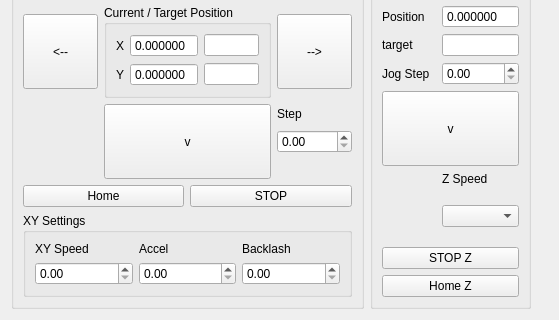
Old version of the form asi_stage_control.ui in the repository ScopeFoundry/HW_asi_stage; both pictures show x 0 to 559 and y 153 to 473 of the 559 by 473 pixel window.
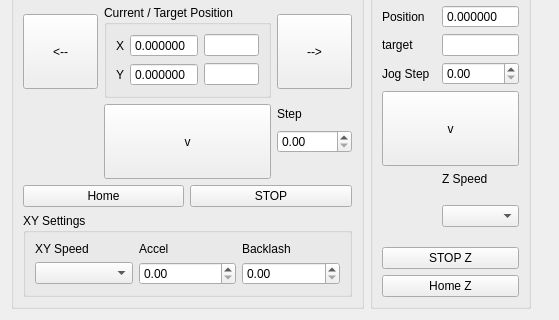
New version of the form.

Commit message: [asi_stage_ui] added xy speed combobox

Patch:
```diff
--- a/asi_stage_control.ui
+++ b/asi_stage_control.ui
@@ -122,15 +122,15 @@
            </property>
           </widget>
          </item>
-         <item row="1" column="0">
-          <widget class="QDoubleSpinBox" name="speed_xy_doubleSpinBox"/>
-         </item>
          <item row="1" column="1">
           <widget class="QDoubleSpinBox" name="acc_xy_doubleSpinBox"/>
          </item>
          <item row="1" column="2">
           <widget class="QDoubleSpinBox" name="backlash_xy_doubleSpinBox"/>
          </item>
+         <item row="1" column="0">
+          <widget class="QComboBox" name="speed_xy_comboBox"/>
+         </item>
         </layout>
        </widget>
       </item>
```
